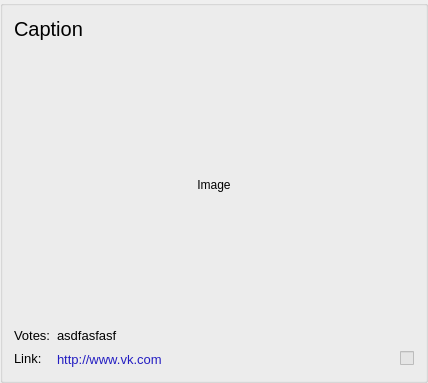
Qt form resourses/FeedListItem.ui (sashgorokhov-heaven/python-9gag-gui-old) before a commit.
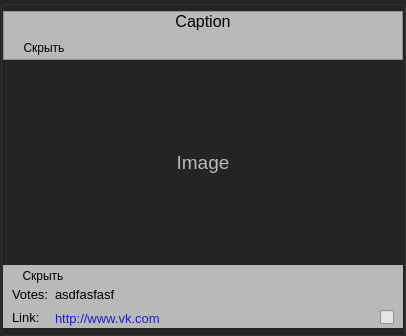
The same form after that commit.

Diff of the .ui file:
```diff
--- a/resourses/FeedListItem.ui
+++ b/resourses/FeedListItem.ui
@@ -6,8 +6,8 @@
    <rect>
     <x>0</x>
     <y>0</y>
-    <width>418</width>
-    <height>383</height>
+    <width>402</width>
+    <height>336</height>
    </rect>
   </property>
   <property name="sizePolicy">
@@ -40,6 +40,15 @@
        </color>
       </brush>
      </colorrole>
+     <colorrole role="Window">
+      <brush brushstyle="SolidPattern">
+       <color alpha="255">
+        <red>36</red>
+        <green>36</green>
+        <blue>36</blue>
+       </color>
+      </brush>
+     </colorrole>
     </active>
     <inactive>
      <colorrole role="Base">
@@ -51,14 +60,32 @@
        </color>
       </brush>
      </colorrole>
+     <colorrole role="Window">
+      <brush brushstyle="SolidPattern">
+       <color alpha="255">
+        <red>36</red>
+        <green>36</green>
+        <blue>36</blue>
+       </color>
+      </brush>
+     </colorrole>
     </inactive>
     <disabled>
      <colorrole role="Base">
       <brush brushstyle="SolidPattern">
        <color alpha="255">
-        <red>240</red>
-        <green>240</green>
-        <blue>240</blue>
+        <red>36</red>
+        <green>36</green>
+        <blue>36</blue>
+       </color>
+      </brush>
+     </colorrole>
+     <colorrole role="Window">
+      <brush brushstyle="SolidPattern">
+       <color alpha="255">
+        <red>36</red>
+        <green>36</green>
+        <blue>36</blue>
        </color>
       </brush>
      </colorrole>
@@ -84,42 +111,178 @@
    <bool>false</bool>
   </property>
   <layout class="QVBoxLayout" name="verticalLayout">
+   <property name="spacing">
+    <number>0</number>
+   </property>
+   <property name="leftMargin">
+    <number>0</number>
+   </property>
+   <property name="topMargin">
+    <number>5</number>
+   </property>
+   <property name="rightMargin">
+    <number>0</number>
+   </property>
+   <property name="bottomMargin">
+    <number>5</number>
+   </property>
    <item>
-    <widget class="QLabel" name="captionLabel">
+    <widget class="QFrame" name="frame_3">
+     <property name="sizePolicy">
+      <sizepolicy hsizetype="Preferred" vsizetype="Minimum">
+       <horstretch>0</horstretch>
+       <verstretch>0</verstretch>
+      </sizepolicy>
+     </property>
+     <property name="palette">
+      <palette>
+       <active>
+        <colorrole role="Base">
+         <brush brushstyle="SolidPattern">
+          <color alpha="255">
+           <red>229</red>
+           <green>229</green>
+           <blue>229</blue>
+          </color>
+         </brush>
+        </colorrole>
+        <colorrole role="Window">
+         <brush brushstyle="SolidPattern">
+          <color alpha="255">
+           <red>185</red>
+           <green>185</green>
+           <blue>185</blue>
+          </color>
+         </brush>
+        </colorrole>
+       </active>
+       <inactive>
+        <colorrole role="Base">
+         <brush brushstyle="SolidPattern">
+          <color alpha="255">
+           <red>229</red>
+           <green>229</green>
+           <blue>229</blue>
+          </color>
+         </brush>
+        </colorrole>
+        <colorrole role="Window">
+         <brush brushstyle="SolidPattern">
+          <color alpha="255">
+           <red>185</red>
+           <green>185</green>
+           <blue>185</blue>
+          </color>
+         </brush>
+        </colorrole>
+       </inactive>
+       <disabled>
+        <colorrole role="Base">
+         <brush brushstyle="SolidPattern">
+          <color alpha="255">
+           <red>185</red>
+           <green>185</green>
+           <blue>185</blue>
+          </color>
+         </brush>
+        </colorrole>
+        <colorrole role="Window">
+         <brush brushstyle="SolidPattern">
+          <color alpha="255">
+           <red>185</red>
+           <green>185</green>
+           <blue>185</blue>
+          </color>
+         </brush>
+        </colorrole>
+       </disabled>
+      </palette>
+     </property>
+     <property name="autoFillBackground">
+      <bool>true</bool>
+     </property>
+     <property name="frameShape">
+      <enum>QFrame::StyledPanel</enum>
+     </property>
+     <property name="frameShadow">
+      <enum>QFrame::Raised</enum>
+     </property>
+     <layout class="QVBoxLayout" name="verticalLayout_3">
+      <property name="spacing">
+       <number>6</number>
+      </property>
+      <property name="margin">
+       <number>0</number>
+      </property>
+      <item>
+       <widget class="QLabel" name="titleLabel">
      <property name="font">
       <font>
        <family>Segoe UI</family>
-       <pointsize>15</pointsize>
-       <weight>50</weight>
-       <italic>false</italic>
-       <bold>false</bold>
+          <pointsize>12</pointsize>
        <kerning>true</kerning>
       </font>
      </property>
-     <property name="frameShape">
-      <enum>QFrame::NoFrame</enum>
-     </property>
-     <property name="frameShadow">
-      <enum>QFrame::Sunken</enum>
-     </property>
-     <property name="lineWidth">
-      <number>1</number>
-     </property>
      <property name="text">
       <string>Caption</string>
      </property>
      <property name="alignment">
-      <set>Qt::AlignLeading|Qt::AlignLeft|Qt::AlignTop</set>
+         <set>Qt::AlignCenter</set>
      </property>
      <property name="wordWrap">
       <bool>true</bool>
      </property>
     </widget>
    </item>
-   <item alignment="Qt::AlignHCenter">
+      <item>
+       <layout class="QHBoxLayout" name="horizontalLayout">
+        <item>
+         <widget class="QPushButton" name="hideButton">
+          <property name="sizePolicy">
+           <sizepolicy hsizetype="Minimum" vsizetype="Minimum">
+            <horstretch>0</horstretch>
+            <verstretch>0</verstretch>
+           </sizepolicy>
+          </property>
+          <property name="cursor">
+           <cursorShape>ArrowCursor</cursorShape>
+          </property>
+          <property name="text">
+           <string>Скрыть</string>
+          </property>
+          <property name="iconSize">
+           <size>
+            <width>0</width>
+            <height>0</height>
+           </size>
+          </property>
+          <property name="flat">
+           <bool>true</bool>
+          </property>
+         </widget>
+        </item>
+        <item>
+         <spacer name="horizontalSpacer_4">
+          <property name="orientation">
+           <enum>Qt::Horizontal</enum>
+          </property>
+          <property name="sizeHint" stdset="0">
+           <size>
+            <width>40</width>
+            <height>20</height>
+           </size>
+          </property>
+         </spacer>
+        </item>
+       </layout>
+      </item>
+     </layout>
+    </widget>
+   </item>
+   <item>
     <widget class="QLabel" name="imageLabel">
      <property name="sizePolicy">
-      <sizepolicy hsizetype="Ignored" vsizetype="Expanding">
+      <sizepolicy hsizetype="Preferred" vsizetype="MinimumExpanding">
        <horstretch>0</horstretch>
        <verstretch>0</verstretch>
       </sizepolicy>
@@ -130,6 +293,76 @@
        <height>0</height>
       </size>
      </property>
+     <property name="palette">
+      <palette>
+       <active>
+        <colorrole role="WindowText">
+         <brush brushstyle="SolidPattern">
+          <color alpha="255">
+           <red>185</red>
+           <green>185</green>
+           <blue>185</blue>
+          </color>
+         </brush>
+        </colorrole>
+        <colorrole role="Text">
+         <brush brushstyle="SolidPattern">
+          <color alpha="255">
+           <red>185</red>
+           <green>185</green>
+           <blue>185</blue>
+          </color>
+         </brush>
+        </colorrole>
+       </active>
+       <inactive>
+        <colorrole role="WindowText">
+         <brush brushstyle="SolidPattern">
+          <color alpha="255">
+           <red>185</red>
+           <green>185</green>
+           <blue>185</blue>
+          </color>
+         </brush>
+        </colorrole>
+        <colorrole role="Text">
+         <brush brushstyle="SolidPattern">
+          <color alpha="255">
+           <red>185</red>
+           <green>185</green>
+           <blue>185</blue>
+          </color>
+         </brush>
+        </colorrole>
+       </inactive>
+       <disabled>
+        <colorrole role="WindowText">
+         <brush brushstyle="SolidPattern">
+          <color alpha="255">
+           <red>120</red>
+           <green>120</green>
+           <blue>120</blue>
+          </color>
+         </brush>
+        </colorrole>
+        <colorrole role="Text">
+         <brush brushstyle="SolidPattern">
+          <color alpha="255">
+           <red>120</red>
+           <green>120</green>
+           <blue>120</blue>
+          </color>
+         </brush>
+        </colorrole>
+       </disabled>
+      </palette>
+     </property>
+     <property name="font">
+      <font>
+       <family>Segoe UI</family>
+       <pointsize>14</pointsize>
+      </font>
+     </property>
      <property name="frameShape">
       <enum>QFrame::NoFrame</enum>
      </property>
@@ -145,10 +378,134 @@
      <property name="alignment">
       <set>Qt::AlignCenter</set>
      </property>
+     <property name="wordWrap">
+      <bool>true</bool>
+     </property>
     </widget>
    </item>
    <item>
-    <layout class="QGridLayout" name="gridLayout">
+    <widget class="QFrame" name="frame_2">
+     <property name="sizePolicy">
+      <sizepolicy hsizetype="Preferred" vsizetype="Minimum">
+       <horstretch>0</horstretch>
+       <verstretch>0</verstretch>
+      </sizepolicy>
+     </property>
+     <property name="palette">
+      <palette>
+       <active>
+        <colorrole role="Base">
+         <brush brushstyle="SolidPattern">
+          <color alpha="255">
+           <red>229</red>
+           <green>229</green>
+           <blue>229</blue>
+          </color>
+         </brush>
+        </colorrole>
+        <colorrole role="Window">
+         <brush brushstyle="SolidPattern">
+          <color alpha="255">
+           <red>185</red>
+           <green>185</green>
+           <blue>185</blue>
+          </color>
+         </brush>
+        </colorrole>
+       </active>
+       <inactive>
+        <colorrole role="Base">
+         <brush brushstyle="SolidPattern">
+          <color alpha="255">
+           <red>229</red>
+           <green>229</green>
+           <blue>229</blue>
+          </color>
+         </brush>
+        </colorrole>
+        <colorrole role="Window">
+         <brush brushstyle="SolidPattern">
+          <color alpha="255">
+           <red>185</red>
+           <green>185</green>
+           <blue>185</blue>
+          </color>
+         </brush>
+        </colorrole>
+       </inactive>
+       <disabled>
+        <colorrole role="Base">
+         <brush brushstyle="SolidPattern">
+          <color alpha="255">
+           <red>185</red>
+           <green>185</green>
+           <blue>185</blue>
+          </color>
+         </brush>
+        </colorrole>
+        <colorrole role="Window">
+         <brush brushstyle="SolidPattern">
+          <color alpha="255">
+           <red>185</red>
+           <green>185</green>
+           <blue>185</blue>
+          </color>
+         </brush>
+        </colorrole>
+       </disabled>
+      </palette>
+     </property>
+     <property name="autoFillBackground">
+      <bool>true</bool>
+     </property>
+     <layout class="QVBoxLayout" name="verticalLayout_2">
+      <property name="spacing">
+       <number>0</number>
+      </property>
+      <property name="margin">
+       <number>0</number>
+      </property>
+      <item>
+       <layout class="QHBoxLayout" name="horizontalLayout_2">
+        <item>
+         <widget class="QPushButton" name="hideButton2">
+          <property name="cursor">
+           <cursorShape>ArrowCursor</cursorShape>
+          </property>
+          <property name="text">
+           <string>Скрыть</string>
+          </property>
+          <property name="flat">
+           <bool>true</bool>
+          </property>
+         </widget>
+        </item>
+        <item>
+         <spacer name="horizontalSpacer_3">
+          <property name="orientation">
+           <enum>Qt::Horizontal</enum>
+          </property>
+          <property name="sizeHint" stdset="0">
+           <size>
+            <width>40</width>
+            <height>20</height>
+           </size>
+          </property>
+         </spacer>
+        </item>
+       </layout>
+      </item>
+      <item>
+       <layout class="QGridLayout" name="gridLayout_3">
+        <property name="leftMargin">
+         <number>9</number>
+        </property>
+        <property name="rightMargin">
+         <number>9</number>
+        </property>
+        <property name="spacing">
+         <number>6</number>
+        </property>
      <item row="1" column="0">
       <widget class="QLabel" name="label_4">
        <property name="sizePolicy">
@@ -300,6 +657,32 @@
        </property>
       </widget>
      </item>
+        <item row="1" column="3">
+         <widget class="QCheckBox" name="checkBox">
+          <property name="sizePolicy">
+           <sizepolicy hsizetype="Fixed" vsizetype="Fixed">
+            <horstretch>0</horstretch>
+            <verstretch>0</verstretch>
+           </sizepolicy>
+          </property>
+          <property name="text">
+           <string/>
+          </property>
+         </widget>
+        </item>
+        <item row="1" column="2">
+         <spacer name="horizontalSpacer_2">
+          <property name="orientation">
+           <enum>Qt::Horizontal</enum>
+          </property>
+          <property name="sizeHint" stdset="0">
+           <size>
+            <width>40</width>
+            <height>20</height>
+           </size>
+          </property>
+         </spacer>
+        </item>
      <item row="0" column="1">
       <widget class="QLabel" name="votesLabel">
        <property name="sizePolicy">
@@ -328,33 +711,10 @@
        </property>
       </widget>
      </item>
-     <item row="1" column="3">
-      <widget class="QCheckBox" name="checkBox">
-       <property name="sizePolicy">
-        <sizepolicy hsizetype="Fixed" vsizetype="Fixed">
-         <horstretch>0</horstretch>
-         <verstretch>0</verstretch>
-        </sizepolicy>
-       </property>
-       <property name="text">
-        <string/>
-       </property>
-      </widget>
-     </item>
-     <item row="1" column="2">
-      <spacer name="horizontalSpacer">
-       <property name="orientation">
-        <enum>Qt::Horizontal</enum>
-       </property>
-       <property name="sizeHint" stdset="0">
-        <size>
-         <width>40</width>
-         <height>20</height>
-        </size>
-       </property>
-      </spacer>
-     </item>
-    </layout>
+       </layout>
+      </item>
+     </layout>
+    </widget>
    </item>
   </layout>
  </widget>
```
Left out of the diff: 3 changed lines with no effect on the pictures. Lines whose indentation alone changed are shown as unchanged.
